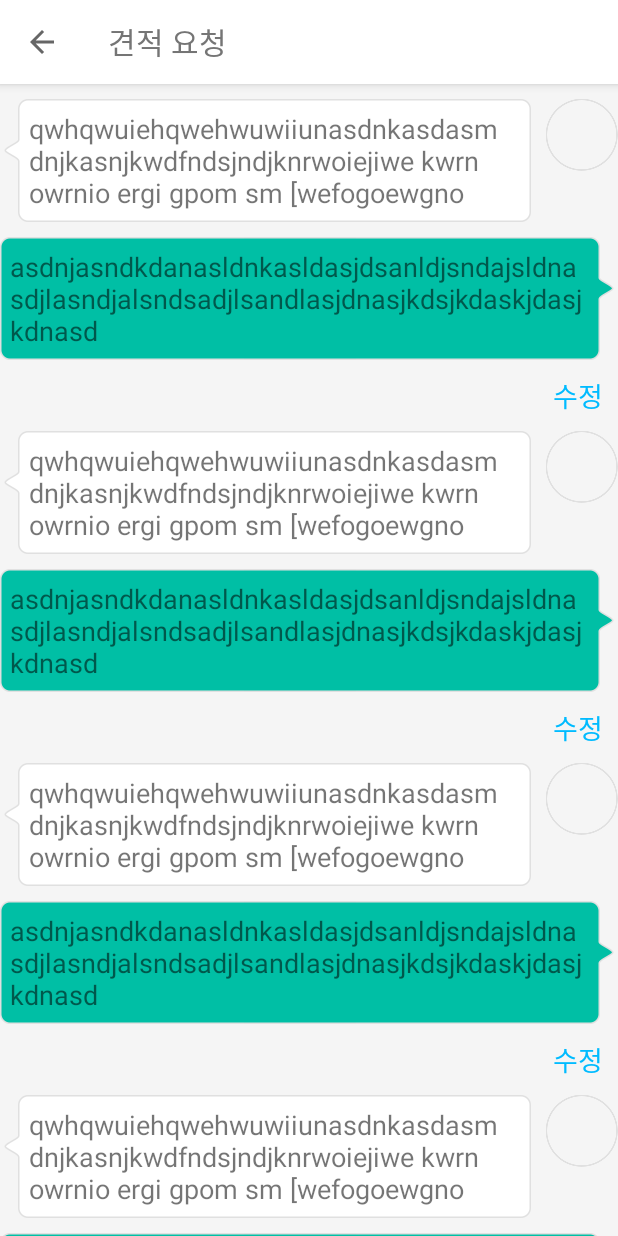
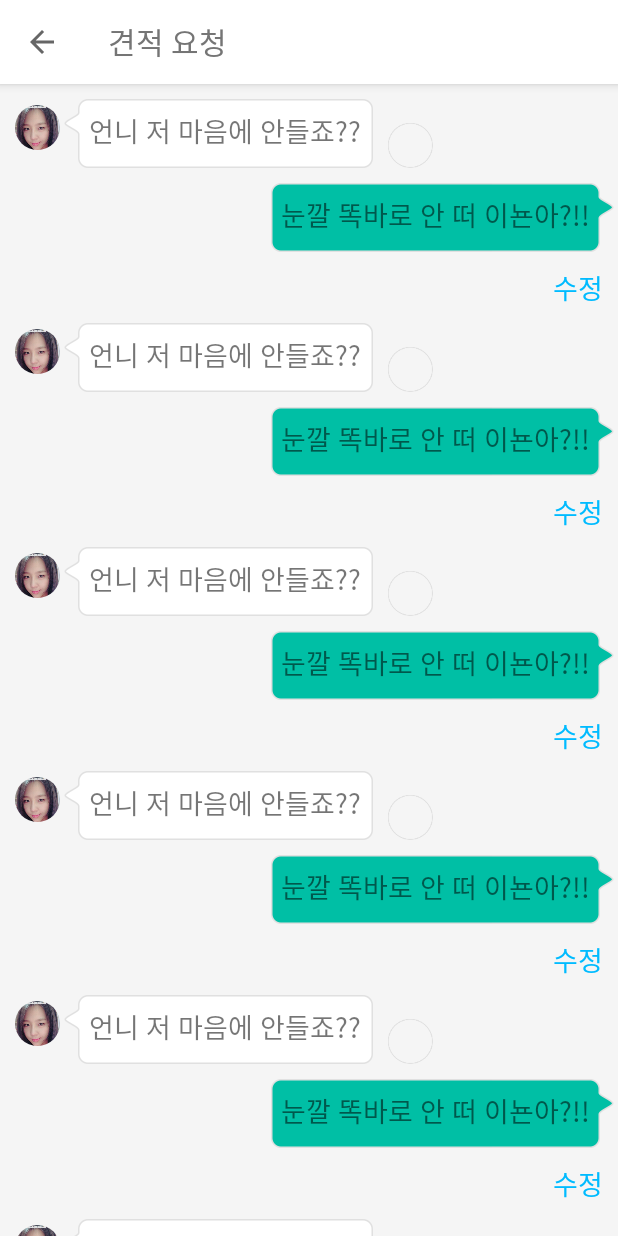
Before and after one commit to kirkee2/HelloMoney, an Android app: the RequestQuotationActivity screen opened directly, with no data from a screen before it, on a phone screen of 412 x 824 dp. Run offline under Robolectric (Android 15) with nearby library versions, the phone set to English and light mode, and no system bars; our stand-ins replace CircleImageView.

Commit message:
request quotation image added

```diff
--- a/app/build.gradle
+++ b/app/build.gradle
@@ -32,5 +32,6 @@ dependencies {
     compile 'com.github.bumptech.glide:glide:3.8.0'
     compile 'de.hdodenhof:circleimageview:2.1.0'
     compile 'com.android.support.constraint:constraint-layout:1.0.2'
+    compile 'de.hdodenhof:circleimageview:2.1.0'
     testCompile 'junit:junit:4.12'
 }
--- a/app/src/main/java/com/beta/tacademy/hellomoneycustomer/activity/RequestQuotationActivity.java
+++ b/app/src/main/java/com/beta/tacademy/hellomoneycustomer/activity/RequestQuotationActivity.java
@@ -121,13 +121,13 @@ public class RequestQuotationActivity extends AppCompatActivity {
     public void addItems(){
         for(int i = 0 ; i< 20; i++) {
             if(i%2 == 0){
-                requestQuotationRecyclerViewAdapter.addMember(new RequestQuotationValueObject(0,i,"qwhqwuiehqwehwuwiiunasdnkasdasmdnjkasnjkwdfndsjndjknrwoiejiwe kwrn owrnio ergi gpom sm [wefogoewgno"));
+                requestQuotationRecyclerViewAdapter.addMember(new RequestQuotationValueObject(0,i,"언니 저 마음에 안들죠??"));
             }else{
-                requestQuotationRecyclerViewAdapter.addMember(new RequestQuotationValueObject(1,i,"asdnjasndkdanasldnkasldasjdsanldjsndajsldnasdjlasndjalsndsadjlsandlasjdnasjkdsjkdaskjdasjkdnasd"));
+                requestQuotationRecyclerViewAdapter.addMember(new RequestQuotationValueObject(1,i,"눈깔 똑바로 안 떠 이뇬아?!!"));
             }
         }
 
-        requestQuotationRecyclerViewAdapter.addMember(new RequestQuotationValueObject(0,20,"qo"));
+        requestQuotationRecyclerViewAdapter.addMember(new RequestQuotationValueObject(0,20,"qwejqweqwjkenqwejkqwneqwnejqwnjqwlnejwqkewkqjenqwjeqo"));
 
     }
 }
--- a/app/src/main/java/com/beta/tacademy/hellomoneycustomer/viewPagers/mainViewpager/MainFragmentPagerAdapter.java
+++ b/app/src/main/java/com/beta/tacademy/hellomoneycustomer/viewPagers/mainViewpager/MainFragmentPagerAdapter.java
@@ -4,13 +4,11 @@ import android.support.v4.app.Fragment;
 import android.support.v4.app.FragmentManager;
 import android.support.v4.app.FragmentPagerAdapter;
 
-import com.beta.tacademy.hellomoneycustomer.viewPagers.introViewPager.IntroPageFragment;
-
 import java.util.ArrayList;
 
 
 public class MainFragmentPagerAdapter extends FragmentPagerAdapter {
-    ArrayList<MainPageViewPagerObject> items;
+    private ArrayList<MainPageViewPagerObject> items;
 
     public MainFragmentPagerAdapter(FragmentManager fm) {
         super(fm);
--- a/app/src/main/java/com/beta/tacademy/hellomoneycustomer/viewPagers/mainViewpager/MainPageViewPagerObject.java
+++ b/app/src/main/java/com/beta/tacademy/hellomoneycustomer/viewPagers/mainViewpager/MainPageViewPagerObject.java
@@ -18,6 +18,7 @@ public class MainPageViewPagerObject implements Parcelable {
     public MainPageViewPagerObject(Parcel in) {
         readFromParcel(in);
     }
+
     public MainPageViewPagerObject(int id, int ongoingStatus, int type, String leftTime, String region1, String region2, String region3, String apt, String size, int currentQuotation) {
         this.id = id;
         this.ongoingStatus = ongoingStatus;
--- a/app/src/main/res/layout/request_quotation_recycler_view_system_items.xml
+++ b/app/src/main/res/layout/request_quotation_recycler_view_system_items.xml
@@ -6,24 +6,29 @@
     android:weightSum="100"
     android:layout_marginTop="10dp">
 
+    <de.hdodenhof.circleimageview.CircleImageView
+        android:id="@+id/navi_header_image"
+        android:layout_width="30dp"
+        android:layout_height="30dp"
+        android:layout_marginStart="10dp"
+        android:layout_marginTop="4dp"
+        android:src="@drawable/model_tmp" />
 
-    <RelativeLayout
-        android:layout_width="0dp"
+    <TextView
+        android:id="@+id/systemChattingText"
+        android:layout_width="wrap_content"
         android:layout_height="wrap_content"
-        android:layout_weight="100"
-        android:layout_marginEnd="10dp">
-        <TextView
-            android:id="@+id/systemChattingText"
-            android:layout_width="wrap_content"
-            android:layout_height="wrap_content"
-            android:layout_gravity="start"
-            android:background="@drawable/system_chatting_balloon"
-            android:textSize="@dimen/medium"/>
-    </RelativeLayout>
+        android:maxWidth="270dp"
+        android:layout_gravity="start"
+        android:background="@drawable/system_chatting_balloon"
+        android:textSize="@dimen/medium"
+        android:layout_marginEnd="10dp"/>
 
     <ImageView
         android:id="@+id/info"
-        android:layout_width="wrap_content"
-        android:layout_height="wrap_content"
+        android:layout_marginEnd="10dp"
+        android:layout_gravity="bottom"
+        android:layout_width="30dp"
+        android:layout_height="30dp"
         android:src="@drawable/circle"/>
 </LinearLayout>
```
Also changed, not shown: app/src/main/java/com/beta/tacademy/hellomoneycustomer/activity/IntroActivity.java (+5 -5 lines), app/src/main/java/com/beta/tacademy/hellomoneycustomer/activity/MyQuotationActivity.java (+13 -2 lines), app/src/main/java/com/beta/tacademy/hellomoneycustomer/viewPagers/mainViewpager/MainPageFragment.java (+2 -7 lines), app/src/main/res/layout/activity_my_quotation.xml (+45 -2 lines), app/src/main/res/drawable-xxhdpi/joon.jpg (added), app/src/main/res/drawable-xxhdpi/model_tmp.png (added).
